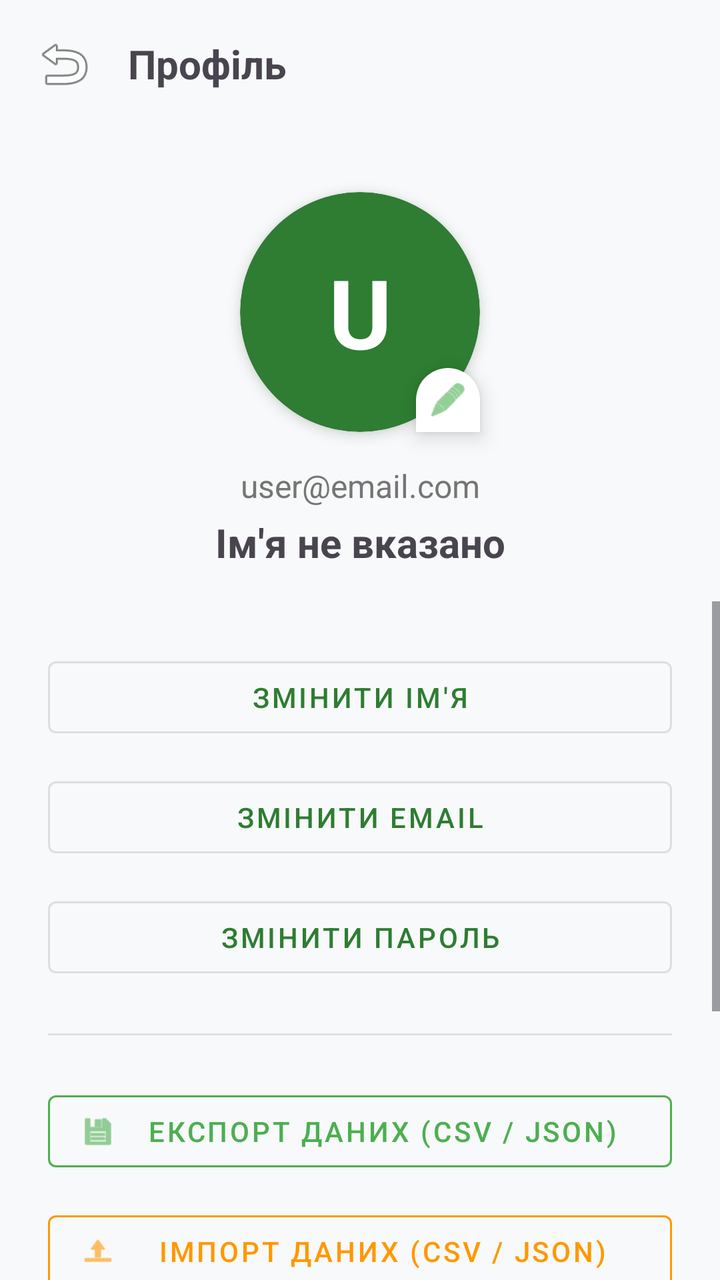
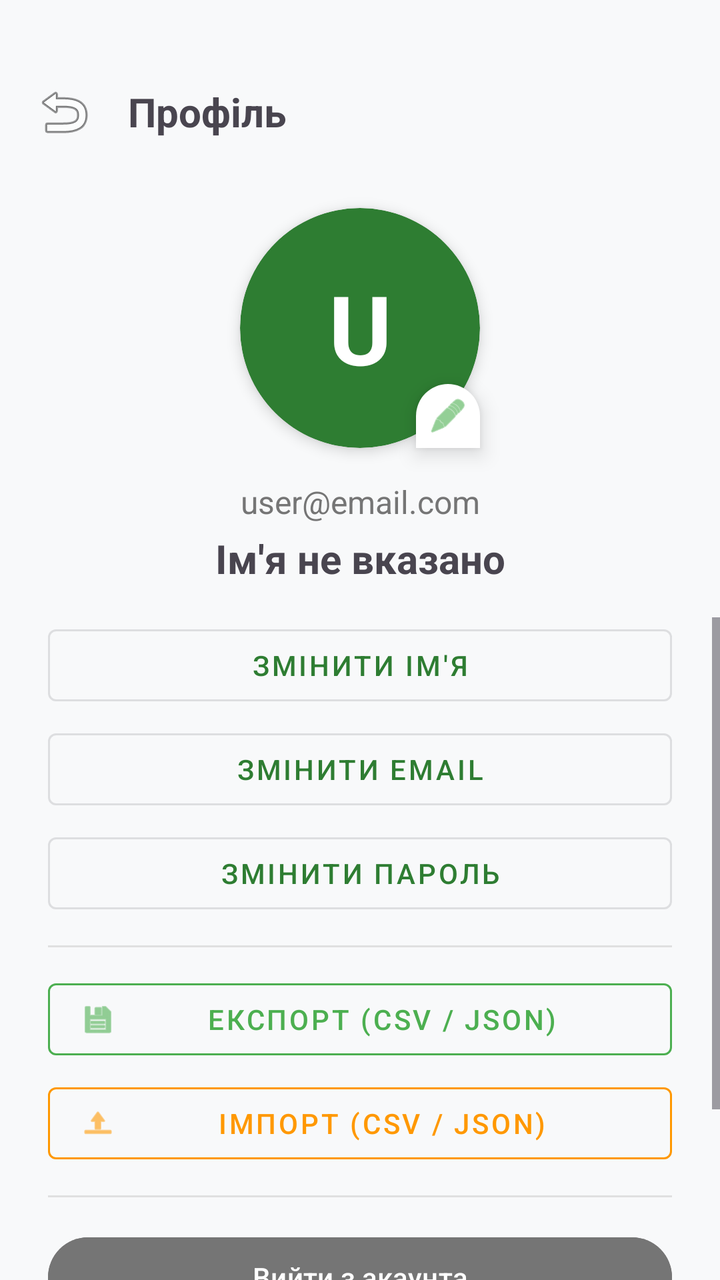

Screens rendered from an Android XML layout before and after an edit, with the pre-edit source and the edit as a unified diff.
<!-- AndroidManifest.xml: application theme Theme.MyFinance -->
<!-- res/layout/activity_profile.xml -->
<?xml version="1.0" encoding="utf-8"?>
<androidx.constraintlayout.widget.ConstraintLayout xmlns:android="http://schemas.android.com/apk/res/android"
    xmlns:app="http://schemas.android.com/apk/res-auto"
    xmlns:tools="http://schemas.android.com/tools"
    android:layout_width="match_parent"
    android:layout_height="match_parent"
    android:background="#F8F9FA"
    tools:context=".ProfileActivity">

    <LinearLayout
        android:id="@+id/toolbar"
        android:layout_width="match_parent"
        android:layout_height="wrap_content"
        android:orientation="horizontal"
        android:padding="16dp"
        app:layout_constraintTop_toTopOf="parent">

        <ImageView
            android:id="@+id/btnBack"
            android:layout_width="32dp"
            android:layout_height="32dp"
            android:src="@android:drawable/ic_menu_revert"
            android:contentDescription="Назад" />

        <TextView
            android:layout_width="wrap_content"
            android:layout_height="wrap_content"
            android:layout_marginStart="16dp"
            android:layout_gravity="center_vertical"
            android:text="Профіль"
            android:textSize="20sp"
            android:textStyle="bold" />
    </LinearLayout>

    
    <androidx.cardview.widget.CardView
        android:id="@+id/cvBigProfile"
        android:layout_width="120dp"
        android:layout_height="120dp"
        android:layout_marginTop="32dp"
        android:clickable="true"
        android:focusable="true"
        android:foreground="?android:attr/selectableItemBackground"
        app:cardCornerRadius="60dp"
        app:cardBackgroundColor="@color/primary_green"
        app:cardElevation="4dp"
        app:layout_constraintTop_toBottomOf="@id/toolbar"
        app:layout_constraintStart_toStartOf="parent"
        app:layout_constraintEnd_toEndOf="parent">

        <TextView
            android:id="@+id/tvBigProfileLetter"
            android:layout_width="match_parent"
            android:layout_height="match_parent"
            android:gravity="center"
            android:text="U"
            android:textColor="#FFFFFF"
            android:textSize="48sp"
            android:textStyle="bold" />

        <ImageView
            android:id="@+id/ivBigProfile"
            android:layout_width="match_parent"
            android:layout_height="match_parent"
            android:scaleType="centerCrop"
            android:visibility="gone" />
    </androidx.cardview.widget.CardView>

    <ImageView
        android:layout_width="32dp"
        android:layout_height="32dp"
        android:src="@android:drawable/ic_menu_edit"
        app:tint="#4CAF50"
        android:background="@drawable/rounded_bottom_sheet"
        android:padding="6dp"
        android:elevation="6dp"
        app:layout_constraintBottom_toBottomOf="@id/cvBigProfile"
        app:layout_constraintEnd_toEndOf="@id/cvBigProfile" />

    <TextView
        android:id="@+id/tvEmailDisplay"
        android:layout_width="wrap_content"
        android:layout_height="wrap_content"
        android:layout_marginTop="16dp"
        android:text="user@email.com"
        android:textSize="16sp"
        android:textColor="#757575"
        app:layout_constraintTop_toBottomOf="@id/cvBigProfile"
        app:layout_constraintStart_toStartOf="parent"
        app:layout_constraintEnd_toEndOf="parent" />

    <TextView
        android:id="@+id/tvNameDisplay"
        android:layout_width="wrap_content"
        android:layout_height="wrap_content"
        android:layout_marginTop="4dp"
        android:text="Ім'я не вказано"
        android:textSize="20sp"
        android:textStyle="bold"
        app:layout_constraintTop_toBottomOf="@id/tvEmailDisplay"
        app:layout_constraintStart_toStartOf="parent"
        app:layout_constraintEnd_toEndOf="parent" />

    
    <ScrollView
        android:layout_width="match_parent"
        android:layout_height="0dp"
        android:layout_marginTop="16dp"
        app:layout_constraintTop_toBottomOf="@id/tvNameDisplay"
        app:layout_constraintBottom_toBottomOf="parent">

        <LinearLayout
            android:layout_width="match_parent"
            android:layout_height="wrap_content"
            android:orientation="vertical"
            android:padding="24dp">

            <Button
                android:id="@+id/btnChangeName"
                style="@style/Widget.MaterialComponents.Button.OutlinedButton"
                android:layout_width="match_parent"
                android:layout_height="wrap_content"
                android:text="Змінити ім'я"
                android:layout_marginBottom="12dp"/>

            <Button
                android:id="@+id/btnChangeEmail"
                style="@style/Widget.MaterialComponents.Button.OutlinedButton"
                android:layout_width="match_parent"
                android:layout_height="wrap_content"
                android:text="Змінити Email"
                android:layout_marginBottom="12dp"/>

            <Button
                android:id="@+id/btnChangePassword"
                style="@style/Widget.MaterialComponents.Button.OutlinedButton"
                android:layout_width="match_parent"
                android:layout_height="wrap_content"
                android:text="Змінити Пароль"
                android:layout_marginBottom="24dp"/>

            <View
                android:layout_width="match_parent"
                android:layout_height="1dp"
                android:background="#E0E0E0"
                android:layout_marginBottom="24dp"/>

            
            <Button
                android:id="@+id/btnExportData"
                style="@style/Widget.MaterialComponents.Button.OutlinedButton"
                android:layout_width="match_parent"
                android:layout_height="wrap_content"
                android:text="Експорт даних (CSV / JSON)"
                app:icon="@android:drawable/ic_menu_save"
                app:strokeColor="#4CAF50"
                android:textColor="#4CAF50"
                app:iconTint="#4CAF50"
                android:layout_marginBottom="12dp"/>

            <Button
                android:id="@+id/btnImportData"
                style="@style/Widget.MaterialComponents.Button.OutlinedButton"
                android:layout_width="match_parent"
                android:layout_height="wrap_content"
                android:text="Імпорт даних (CSV / JSON)"
                app:icon="@android:drawable/ic_menu_upload"
                app:strokeColor="#FF9800"
                android:textColor="#FF9800"
                app:iconTint="#FF9800"
                android:layout_marginBottom="24dp"/>

            <View
                android:layout_width="match_parent"
                android:layout_height="1dp"
                android:background="#E0E0E0"
                android:layout_marginBottom="24dp"/>

            <Button
                android:id="@+id/btnLogout"
                android:layout_width="match_parent"
                android:layout_height="wrap_content"
                android:text="Вийти з акаунта"
                android:backgroundTint="#757575"
                android:layout_marginBottom="12dp"/>

            <Button
                android:id="@+id/btnDeleteAccount"
                android:layout_width="match_parent"
                android:layout_height="wrap_content"
                android:text="Видалити акаунт"
                android:textColor="#FFFFFF"
                android:backgroundTint="#F44336"
                android:layout_marginBottom="32dp"/>

        </LinearLayout>
    </ScrollView>

    <ProgressBar
        android:id="@+id/progressBar"
        android:layout_width="wrap_content"
        android:layout_height="wrap_content"
        android:visibility="gone"
        app:layout_constraintTop_toTopOf="parent"
        app:layout_constraintBottom_toBottomOf="parent"
        app:layout_constraintStart_toStartOf="parent"
        app:layout_constraintEnd_toEndOf="parent" />

</androidx.constraintlayout.widget.ConstraintLayout>
<!-- resources referenced by this layout -->
<resources>
  <color name="primary_green">#2E7D32</color>
  <!-- drawable rounded_bottom_sheet (drawable) -->
  <?xml version="1.0" encoding="utf-8"?>
  <shape xmlns:android="http://schemas.android.com/apk/res/android"
      android:shape="rectangle">
      <solid android:color="#FFFFFF" />
      <corners
          android:topLeftRadius="24dp"
          android:topRightRadius="24dp" />
  </shape>
  <style name="Theme.MyFinance" parent="Base.Theme.MyFinance" />
  <style name="Base.Theme.MyFinance" parent="Theme.Material3.DayNight.NoActionBar">
          <item name="colorPrimary">@color/primary_green</item>
          <item name="colorSecondary">@color/primary_green_light</item>
      </style>
  <color name="primary_green_light">#4CAF50</color>
</resources>

<!-- the commit's change to res/layout/activity_profile.xml (unified diff, before → after) -->
@@ -7,12 +7,16 @@
     android:background="#F8F9FA"
     tools:context=".ProfileActivity">
 
+    
     <LinearLayout
         android:id="@+id/toolbar"
         android:layout_width="match_parent"
         android:layout_height="wrap_content"
+        android:layout_marginTop="24dp"
+        android:minHeight="?attr/actionBarSize"
         android:orientation="horizontal"
-        android:padding="16dp"
+        android:paddingHorizontal="16dp"
+        android:gravity="center_vertical"
         app:layout_constraintTop_toTopOf="parent">
 
         <ImageView
@@ -26,18 +30,16 @@
             android:layout_width="wrap_content"
             android:layout_height="wrap_content"
             android:layout_marginStart="16dp"
-            android:layout_gravity="center_vertical"
             android:text="Профіль"
             android:textSize="20sp"
             android:textStyle="bold" />
     </LinearLayout>
 
-    
     <androidx.cardview.widget.CardView
         android:id="@+id/cvBigProfile"
         android:layout_width="120dp"
         android:layout_height="120dp"
-        android:layout_marginTop="32dp"
+        android:layout_marginTop="16dp"
         android:clickable="true"
         android:focusable="true"
         android:foreground="?android:attr/selectableItemBackground"
@@ -101,7 +103,6 @@
         app:layout_constraintStart_toStartOf="parent"
         app:layout_constraintEnd_toEndOf="parent" />
 
-    
     <ScrollView
         android:layout_width="match_parent"
         android:layout_height="0dp"
@@ -113,7 +114,8 @@
             android:layout_width="match_parent"
             android:layout_height="wrap_content"
             android:orientation="vertical"
-            android:padding="24dp">
+            android:paddingHorizontal="24dp"
+            android:paddingBottom="24dp">
 
             <Button
                 android:id="@+id/btnChangeName"
@@ -121,29 +123,29 @@
                 android:layout_width="match_parent"
                 android:layout_height="wrap_content"
                 android:text="Змінити ім'я"
+                android:layout_marginBottom="4dp"/>
+
+            <Button
+                android:id="@+id/btnChangeEmail"
+                style="@style/Widget.MaterialComponents.Button.OutlinedButton"
+                android:layout_width="match_parent"
+                android:layout_height="wrap_content"
+                android:text="Змінити Email"
+                android:layout_marginBottom="4dp"/>
+
+            <Button
+                android:id="@+id/btnChangePassword"
+                style="@style/Widget.MaterialComponents.Button.OutlinedButton"
+                android:layout_width="match_parent"
+                android:layout_height="wrap_content"
+                android:text="Змінити Пароль"
                 android:layout_marginBottom="12dp"/>
-
-            <Button
-                android:id="@+id/btnChangeEmail"
-                style="@style/Widget.MaterialComponents.Button.OutlinedButton"
-                android:layout_width="match_parent"
-                android:layout_height="wrap_content"
-                android:text="Змінити Email"
-                android:layout_marginBottom="12dp"/>
-
-            <Button
-                android:id="@+id/btnChangePassword"
-                style="@style/Widget.MaterialComponents.Button.OutlinedButton"
-                android:layout_width="match_parent"
-                android:layout_height="wrap_content"
-                android:text="Змінити Пароль"
-                android:layout_marginBottom="24dp"/>
 
             <View
                 android:layout_width="match_parent"
                 android:layout_height="1dp"
                 android:background="#E0E0E0"
-                android:layout_marginBottom="24dp"/>
+                android:layout_marginBottom="12dp"/>
 
             
             <Button
@@ -151,38 +153,39 @@
                 style="@style/Widget.MaterialComponents.Button.OutlinedButton"
                 android:layout_width="match_parent"
                 android:layout_height="wrap_content"
-                android:text="Експорт даних (CSV / JSON)"
+                android:text="Експорт (CSV / JSON)"
                 app:icon="@android:drawable/ic_menu_save"
                 app:strokeColor="#4CAF50"
                 android:textColor="#4CAF50"
                 app:iconTint="#4CAF50"
-                android:layout_marginBottom="12dp"/>
+                android:layout_marginBottom="4dp"/>
 
             <Button
                 android:id="@+id/btnImportData"
                 style="@style/Widget.MaterialComponents.Button.OutlinedButton"
                 android:layout_width="match_parent"
                 android:layout_height="wrap_content"
-                android:text="Імпорт даних (CSV / JSON)"
+                android:text="Імпорт (CSV / JSON)"
                 app:icon="@android:drawable/ic_menu_upload"
                 app:strokeColor="#FF9800"
                 android:textColor="#FF9800"
                 app:iconTint="#FF9800"
-                android:layout_marginBottom="24dp"/>
+                android:layout_marginBottom="12dp"/>
 
             <View
                 android:layout_width="match_parent"
                 android:layout_height="1dp"
                 android:background="#E0E0E0"
-                android:layout_marginBottom="24dp"/>
-
+                android:layout_marginBottom="16dp"/>
+
+            
             <Button
                 android:id="@+id/btnLogout"
                 android:layout_width="match_parent"
                 android:layout_height="wrap_content"
                 android:text="Вийти з акаунта"
                 android:backgroundTint="#757575"
-                android:layout_marginBottom="12dp"/>
+                android:layout_marginBottom="4dp"/>
 
             <Button
                 android:id="@+id/btnDeleteAccount"
@@ -191,7 +194,7 @@
                 android:text="Видалити акаунт"
                 android:textColor="#FFFFFF"
                 android:backgroundTint="#F44336"
-                android:layout_marginBottom="32dp"/>
+                android:layout_marginBottom="16dp"/>
 
         </LinearLayout>
     </ScrollView>
